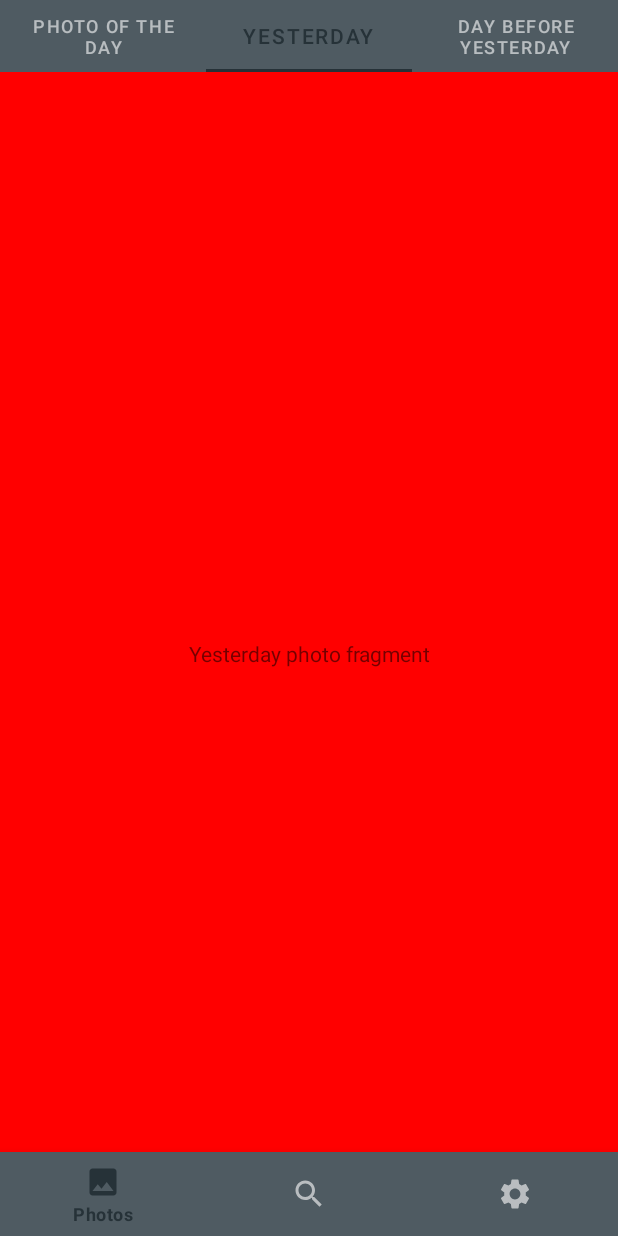
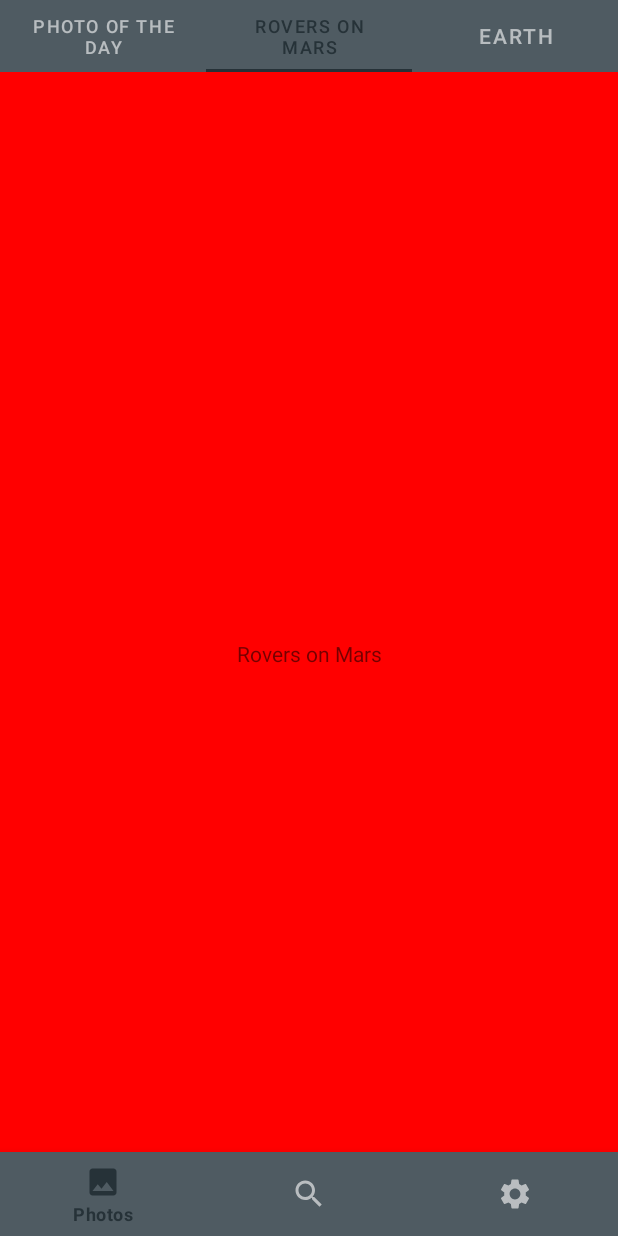
Before and after one commit to Artushock/MaterialDesignProject, an Android app: the screen it shows after launch (MainActivity), tab 2 chosen, on a phone screen of 412 x 824 dp. Run offline under Robolectric (Android 15) with nearby library versions, the phone set to English and light mode, and no system bars; pictures from the network do not load.

Commit message:
Refactored some classes

```diff
--- a/app/src/main/java/com/artushock/materialdesignproject/ui/main/view/fragments/photo/DayBeforeYesterdayPhotoFragment.kt
+++ b/app/src/main/java/com/artushock/materialdesignproject/ui/main/view/fragments/photo/DayBeforeYesterdayPhotoFragment.kt
@@ -35,7 +35,7 @@ class DayBeforeYesterdayPhotoFragment : Fragment() {
         savedInstanceState: Bundle?
     ): View? {
         // Inflate the layout for this fragment
-        return inflater.inflate(R.layout.fragment_day_before_yesterday_photo, container, false)
+        return inflater.inflate(R.layout.fragment_earth, container, false)
     }
 
     companion object {
--- a/app/src/main/java/com/artushock/materialdesignproject/ui/main/view/fragments/photo/YesterdayPhotoFragment.kt
+++ b/app/src/main/java/com/artushock/materialdesignproject/ui/main/view/fragments/photo/RoversOnMarsFragment.kt
@@ -35,7 +35,7 @@ class YesterdayPhotoFragment : Fragment() {
         savedInstanceState: Bundle?
     ): View? {
         // Inflate the layout for this fragment
-        return inflater.inflate(R.layout.fragment_yesterday_photo, container, false)
+        return inflater.inflate(R.layout.fragment_rovers_on_mars, container, false)
     }
 
     companion object {
--- a/app/src/main/java/com/artushock/materialdesignproject/ui/main/view/fragments/photo/ViewPagerAdapter.kt
+++ b/app/src/main/java/com/artushock/materialdesignproject/ui/main/view/fragments/photo/ViewPagerAdapter.kt
@@ -21,8 +21,8 @@ class ViewPagerAdapter(fragmentManager: FragmentManager) : FragmentStatePagerAda
     override fun getPageTitle(position: Int): CharSequence {
         return when (position){
             0 -> "Photo of the Day"
-            1 -> "Yesterday"
-            2 -> "Day before yesterday"
+            1 -> "Rovers on Mars"
+            2 -> "Earth"
             else -> "Today"
         }
     }
--- a/app/src/main/res/layout/fragment_day_before_yesterday_photo.xml
+++ b/app/src/main/res/layout/fragment_earth.xml
@@ -11,6 +11,6 @@
         android:layout_height="match_parent"
         android:background="@color/first_theme_secondary_color"
         android:gravity="center"
-        android:text="The day before yesterday" />
+        android:text="Earth" />
 
 </FrameLayout>
--- a/app/src/main/res/layout/fragment_yesterday_photo.xml
+++ b/app/src/main/res/layout/fragment_rovers_on_mars.xml
@@ -11,6 +11,6 @@
         android:layout_height="match_parent"
         android:background="@color/red"
         android:gravity="center"
-        android:text="Yesterday photo fragment" />
+        android:text="Rovers on Mars" />
 
 </FrameLayout>
```
